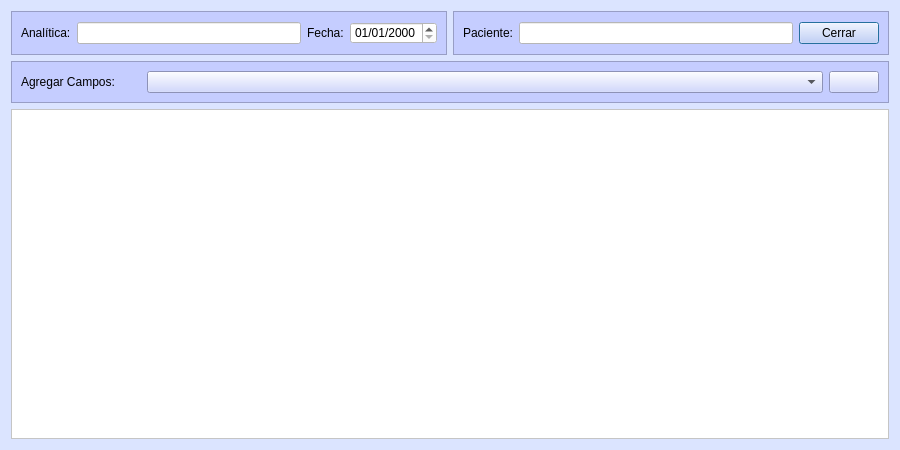
Above: Zona_Pacientes/frmanalitica.ui from arcnexus/RedFoX before the change. Below: the same form after it.
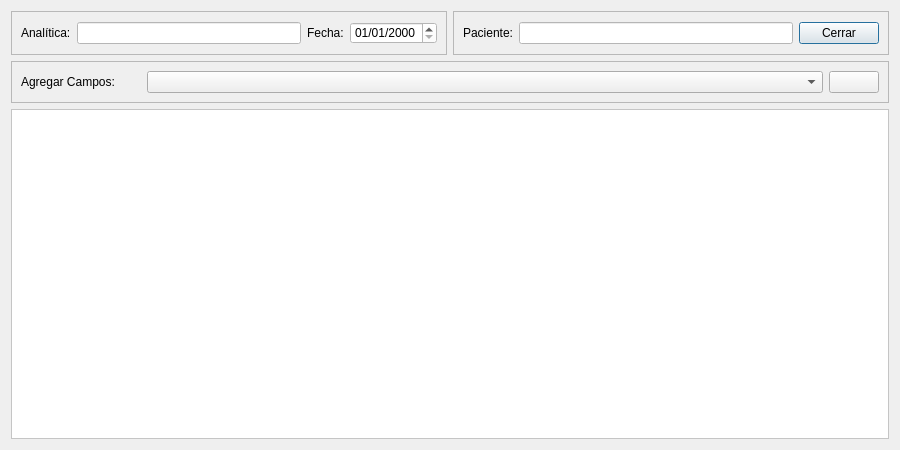
That is the form after the change. Icons and pictures are not drawn.

The edit to the form file:
```diff
--- a/Zona_Pacientes/frmanalitica.ui
+++ b/Zona_Pacientes/frmanalitica.ui
@@ -17,18 +17,12 @@
    <iconset resource="Maya.qrc">
     <normaloff>:/Icons/PNG/Maya.png</normaloff>:/Icons/PNG/Maya.png</iconset>
   </property>
-  <property name="styleSheet">
-   <string notr="true">background-color: rgb(219, 228, 255);</string>
-  </property>
   <layout class="QGridLayout" name="gridLayout_2">
    <item row="0" column="0">
     <widget class="QFrame" name="frame_2">
      <property name="autoFillBackground">
       <bool>false</bool>
      </property>
-     <property name="styleSheet">
-      <string notr="true">background-color: rgb(197, 205, 255);</string>
-     </property>
      <property name="frameShape">
       <enum>QFrame::StyledPanel</enum>
      </property>
@@ -93,9 +87,6 @@
      <property name="autoFillBackground">
       <bool>false</bool>
      </property>
-     <property name="styleSheet">
-      <string notr="true">background-color: rgb(197, 205, 255);</string>
-     </property>
      <property name="frameShape">
       <enum>QFrame::StyledPanel</enum>
      </property>
@@ -136,9 +127,6 @@
    </item>
    <item row="1" column="0" colspan="2">
     <widget class="QFrame" name="frame">
-     <property name="styleSheet">
-      <string notr="true">background-color: rgb(197, 205, 255);</string>
-     </property>
      <property name="frameShape">
       <enum>QFrame::StyledPanel</enum>
      </property>
```
Left out of the diff: 8 changed lines with no effect on the pictures.
